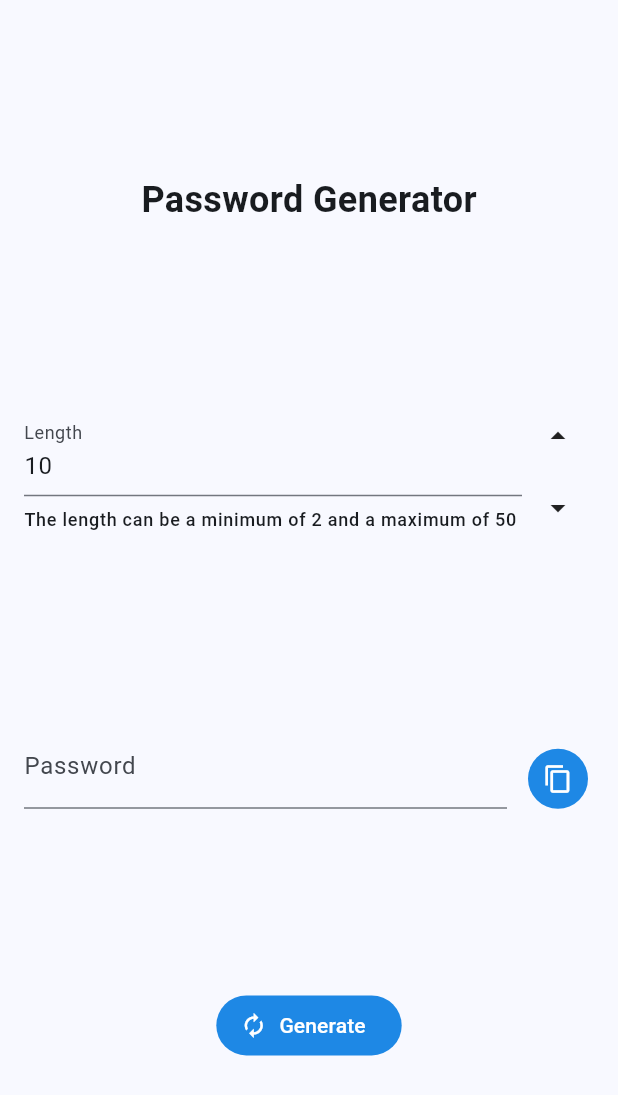
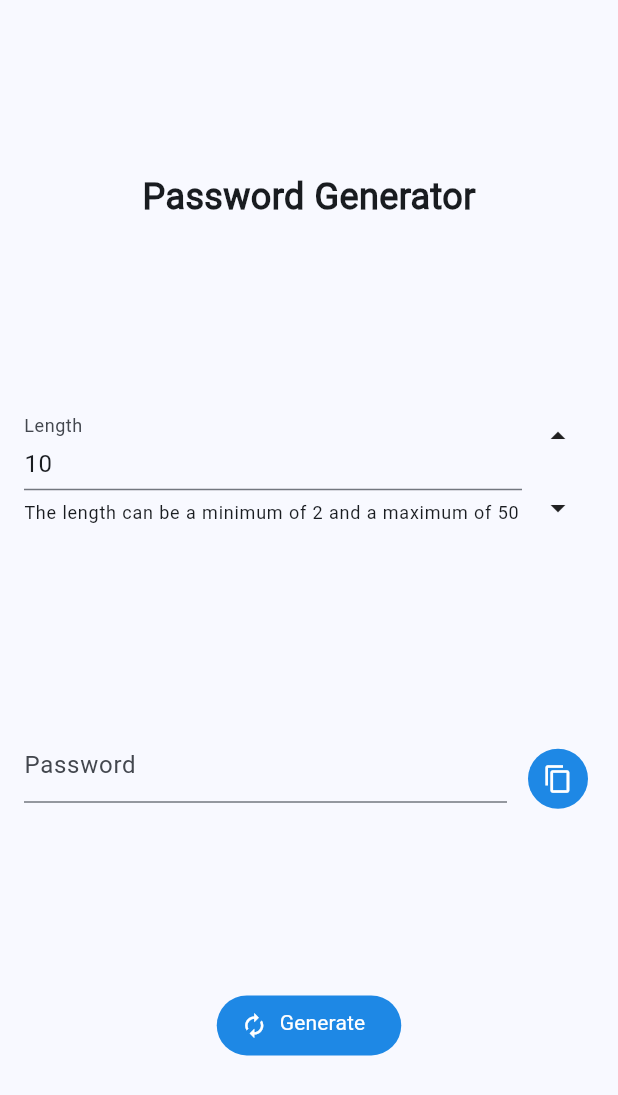
Before and after one commit to amirhossein-fzl/passgen_flutter_rust, a Flutter app: the screen it shows after launch, on a phone screen of 412 x 824 dp. Shown: the top 1095 px of the screen. Run offline on Flutter 3.47's test engine with Material 2 defaults, Android fonts, the phone set to English and light mode, and no system bars; missing offline and left inert: dart:ffi, flutter_rust_bridge.

Commit message:
Change font to Vazirmatn

```diff
--- a/lib/main.dart
+++ b/lib/main.dart
@@ -16,6 +16,7 @@ class MyApp extends StatelessWidget {
       theme: ThemeData(
         colorScheme: ColorScheme.fromSeed(
             seedColor: Colors.blue, primary: Colors.blue.shade600),
+        fontFamily: "Vazirmatn",
         useMaterial3: true,
       ),
       home: const HomePage(),
@@ -39,15 +40,21 @@ class _HomePageState extends State<HomePage> {
         content: Row(
           mainAxisAlignment: MainAxisAlignment.start,
           children: [
-          Expanded(child: Icon(Icons.task_alt, color: Colors.white,)),
-          Expanded(flex: 9, child: Text("Password copied successfully!"),)
+            Expanded(
+                child: Icon(
+              Icons.task_alt,
+              color: Colors.white,
+            )),
+            Expanded(
+              flex: 9,
+              child: Text("Password copied successfully!"),
+            )
           ],
         ),
         padding: EdgeInsets.all(4.0),
         duration: Duration(seconds: 3),
         backgroundColor: Colors.green,
-      behavior: SnackBarBehavior.floating
-    ));
+        behavior: SnackBarBehavior.floating));
 
     await api.copyPassword(pass: passController.text);
   }
@@ -92,7 +99,10 @@ class _HomePageState extends State<HomePage> {
                   Expanded(
                     flex: 2,
                     child: TextFormField(
-                      decoration: const InputDecoration(labelText: "Password"),
+                      decoration: const InputDecoration(
+                        labelText: "Password",
+                        contentPadding: EdgeInsets.all(0),
+                      ),
                       keyboardType: TextInputType.number,
                       controller: passController,
                       readOnly: true,
--- a/lib/widgets/number_input.dart
+++ b/lib/widgets/number_input.dart
@@ -75,7 +75,8 @@ class _NumberInput extends State<NumberInput> {
           crossAxisAlignment: CrossAxisAlignment.start,
           children: <Widget>[
             TextFormField(
-              decoration: const InputDecoration(labelText: "Length"),
+              decoration: const InputDecoration(
+                  labelText: "Length", contentPadding: EdgeInsets.all(0)),
               keyboardType: TextInputType.number,
               controller: controller,
               onChanged: handleChange,
@@ -86,9 +87,9 @@ class _NumberInput extends State<NumberInput> {
             Container(
               margin: const EdgeInsets.only(top: 8.0),
               child: Text(
-              "The length can be a minimum of $min and a maximum of $max",
-              style: Theme.of(context).textTheme.labelMedium,
-            ),
+                "The length can be a minimum of $min and a maximum of $max",
+                style: Theme.of(context).textTheme.labelMedium,
+              ),
             )
           ],
         )),
```
Also changed, not shown: pubspec.yaml (+7 -0 lines), assets/fonts/Vazirmatn-ExtraBold.ttf (added), assets/fonts/Vazirmatn-Regular.ttf (added). Lines whose indentation alone changed are shown as unchanged.
